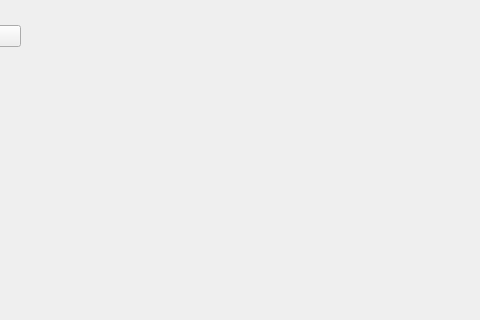
This is src/05 Qt Designer Python/dialog.ui in shahinpirooz/examples as Qt 5 draws it before an edit; both pictures show x 160 to 640 and y 0 to 320 of the 640 by 480 pixel window. The edited form follows.
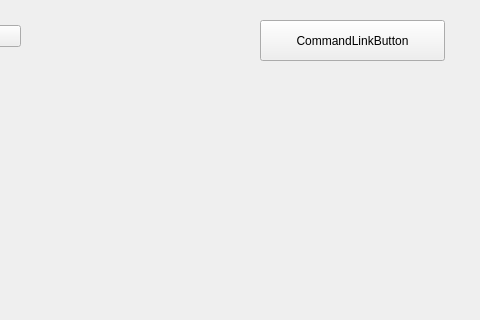
This is the edited form.

```diff
--- a/src/05 Qt Designer Python/dialog.ui
+++ b/src/05 Qt Designer Python/dialog.ui
@@ -29,6 +29,19 @@
     <set>QDialogButtonBox::Cancel|QDialogButtonBox::Ok</set>
    </property>
   </widget>
+  <widget class="QPushButton" name="pushButton">
+   <property name="geometry">
+    <rect>
+     <x>420</x>
+     <y>20</y>
+     <width>185</width>
+     <height>41</height>
+    </rect>
+   </property>
+   <property name="text">
+    <string>CommandLinkButton</string>
+   </property>
+  </widget>
  </widget>
  <resources/>
  <connections>
```
